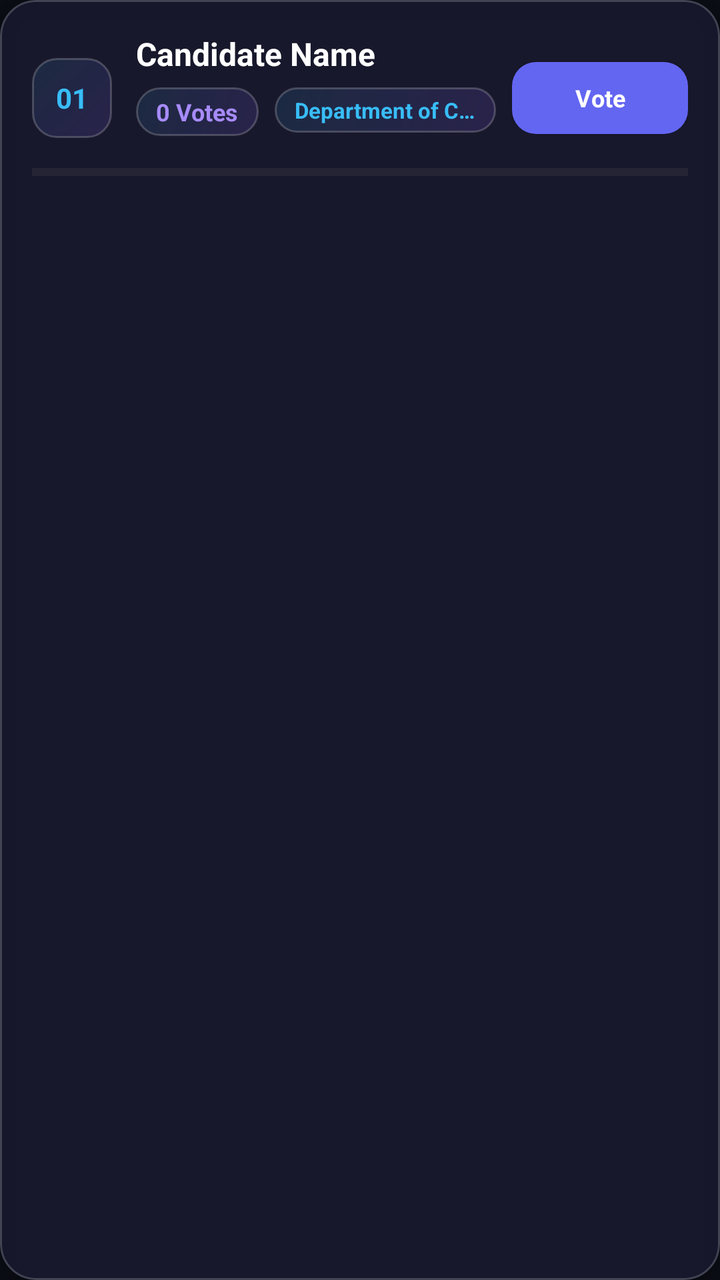
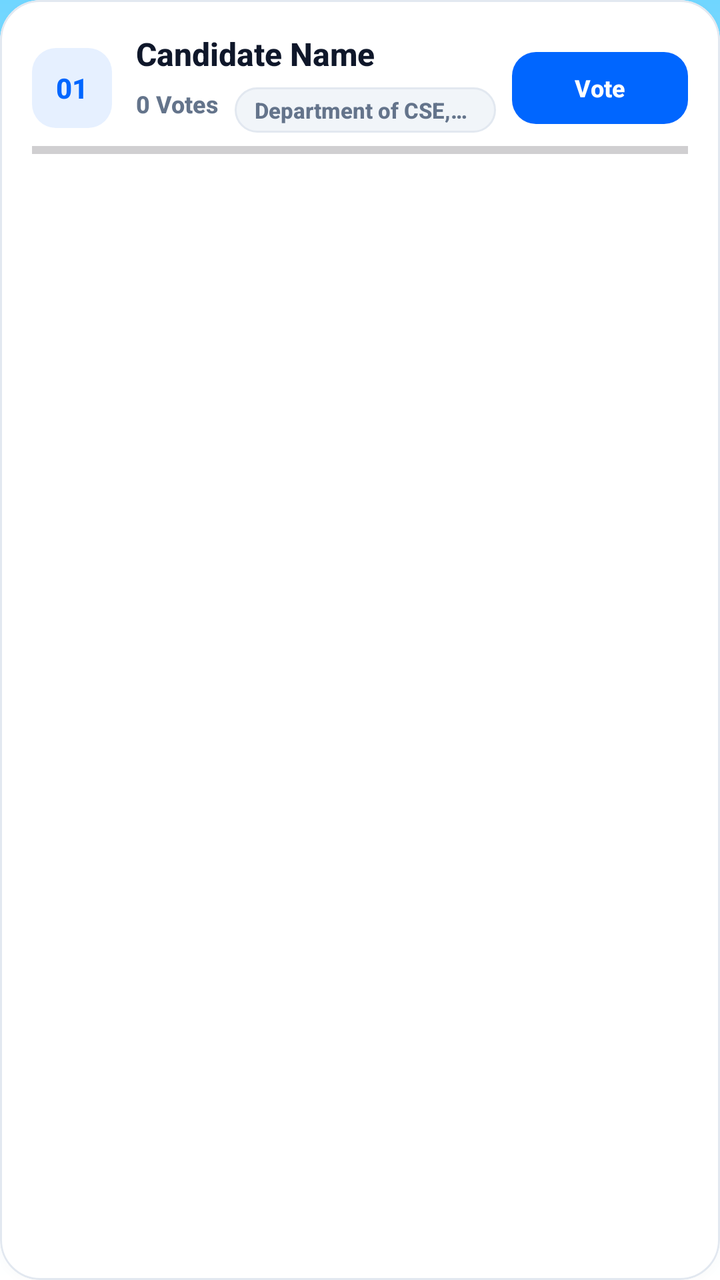

Before-and-after screenshots of an Android layout around one commit, followed by the original layout XML and the change that was made.
<!-- AndroidManifest.xml: application theme Theme.CRConnect -->
<!-- res/layout/item_candidate.xml -->
<?xml version="1.0" encoding="utf-8"?>
<com.google.android.material.card.MaterialCardView
    xmlns:android="http://schemas.android.com/apk/res/android"
    xmlns:app="http://schemas.android.com/apk/res-auto"
    xmlns:tools="http://schemas.android.com/tools"
    android:id="@+id/cardCandidateItem"
    android:layout_width="match_parent"
    android:layout_height="wrap_content"
    android:layout_marginBottom="12dp"
    android:hapticFeedbackEnabled="true"
    app:cardBackgroundColor="@color/glass_card"
    app:cardCornerRadius="18dp"
    app:cardElevation="6dp"
    app:strokeColor="#30FFFFFF"
    app:strokeWidth="1dp">

    <androidx.constraintlayout.widget.ConstraintLayout
        android:layout_width="match_parent"
        android:layout_height="wrap_content"
        android:padding="16dp">

        
        <TextView
            android:id="@+id/tvCandidateRank"
            android:layout_width="40dp"
            android:layout_height="40dp"
            android:background="@drawable/glass_badge_bg"
            android:gravity="center"
            android:text="01"
            android:textColor="#38BDF8"
            android:textSize="14sp"
            android:textStyle="bold"
            app:layout_constraintBottom_toTopOf="@id/pbCandidateVotes"
            app:layout_constraintStart_toStartOf="parent"
            app:layout_constraintTop_toTopOf="parent"
            tools:ignore="HardcodedText" />

        
        <TextView
            android:id="@+id/tvCandidateName"
            android:layout_width="0dp"
            android:layout_height="wrap_content"
            android:layout_marginStart="12dp"
            android:layout_marginEnd="12dp"
            android:ellipsize="end"
            android:singleLine="true"
            android:text="Candidate Name"
            android:textColor="#FFFFFF"
            android:textSize="16sp"
            android:textStyle="bold"
            app:layout_constraintEnd_toStartOf="@id/btnVoteCandidate"
            app:layout_constraintStart_toEndOf="@id/tvCandidateRank"
            app:layout_constraintTop_toTopOf="parent"
            tools:ignore="HardcodedText" />

        
        <TextView
            android:id="@+id/tvCandidateVotes"
            android:layout_width="wrap_content"
            android:layout_height="wrap_content"
            android:layout_marginStart="12dp"
            android:layout_marginTop="6dp"
            android:background="@drawable/glass_badge_bg"
            android:paddingHorizontal="10dp"
            android:paddingVertical="4dp"
            android:text="0 Votes"
            android:textColor="#A78BFA"
            android:textSize="12sp"
            android:textStyle="bold"
            app:layout_constraintStart_toEndOf="@id/tvCandidateRank"
            app:layout_constraintTop_toBottomOf="@id/tvCandidateName"
            tools:ignore="HardcodedText" />

        
        <TextView
            android:id="@+id/tvCandidateDept"
            android:layout_width="0dp"
            android:layout_height="wrap_content"
            android:layout_marginStart="8dp"
            android:layout_marginTop="6dp"
            android:layout_marginEnd="8dp"
            android:background="@drawable/glass_badge_bg"
            android:ellipsize="end"
            android:singleLine="true"
            android:paddingHorizontal="10dp"
            android:paddingVertical="4dp"
            android:text="Department of CSE, BUBT"
            android:textColor="#38BDF8"
            android:textSize="11sp"
            android:textStyle="bold"
            app:layout_constraintEnd_toStartOf="@id/btnVoteCandidate"
            app:layout_constraintStart_toEndOf="@id/tvCandidateVotes"
            app:layout_constraintTop_toBottomOf="@id/tvCandidateName"
            tools:ignore="HardcodedText" />

        
        <com.google.android.material.button.MaterialButton
            android:id="@+id/btnVoteCandidate"
            style="@style/Widget.Material3.Button.ElevatedButton"
            android:layout_width="wrap_content"
            android:layout_height="36dp"
            android:hapticFeedbackEnabled="true"
            android:insetTop="0dp"
            android:insetBottom="0dp"
            android:paddingHorizontal="16dp"
            android:text="Vote"
            android:textColor="#FFFFFF"
            android:textSize="12sp"
            android:textStyle="bold"
            app:backgroundTint="#6366F1"
            app:cornerRadius="12dp"
            app:layout_constraintBottom_toTopOf="@id/pbCandidateVotes"
            app:layout_constraintEnd_toEndOf="parent"
            app:layout_constraintTop_toTopOf="parent"
            tools:ignore="HardcodedText" />

        
        <com.google.android.material.button.MaterialButton
            android:id="@+id/btnDeleteCandidate"
            style="@style/Widget.Material3.Button.OutlinedButton"
            android:layout_width="wrap_content"
            android:layout_height="36dp"
            android:hapticFeedbackEnabled="true"
            android:insetTop="0dp"
            android:insetBottom="0dp"
            android:paddingHorizontal="12dp"
            android:text="Delete"
            android:textColor="#EF4444"
            android:textSize="12sp"
            android:textStyle="bold"
            android:visibility="gone"
            app:backgroundTint="@android:color/transparent"
            app:cornerRadius="12dp"
            app:layout_constraintBottom_toTopOf="@id/pbCandidateVotes"
            app:layout_constraintEnd_toEndOf="parent"
            app:layout_constraintTop_toTopOf="parent"
            app:strokeColor="#EF4444"
            app:strokeWidth="1dp"
            tools:ignore="HardcodedText" />

        
        <ProgressBar
            android:id="@+id/pbCandidateVotes"
            style="?android:attr/progressBarStyleHorizontal"
            android:layout_width="0dp"
            android:layout_height="8dp"
            android:layout_marginTop="14dp"
            android:backgroundTint="#222938"
            android:max="50"
            android:progress="0"
            android:progressTint="#A78BFA"
            app:layout_constraintBottom_toBottomOf="parent"
            app:layout_constraintEnd_toEndOf="parent"
            app:layout_constraintStart_toStartOf="parent"
            app:layout_constraintTop_toBottomOf="@id/tvCandidateVotes" />

    </androidx.constraintlayout.widget.ConstraintLayout>
</com.google.android.material.card.MaterialCardView>
<!-- resources referenced by this layout -->
<resources>
  <color name="glass_card">#CC161B26</color>
  <!-- drawable glass_badge_bg (drawable) -->
  <?xml version="1.0" encoding="utf-8"?>
  <shape xmlns:android="http://schemas.android.com/apk/res/android"
      android:shape="rectangle">
      <gradient
          android:angle="135"
          android:startColor="#268B5CF6"
          android:endColor="#1A38BDF8"
          android:type="linear"/>
      <stroke
          android:width="1dp"
          android:color="#33FFFFFF" />
      <corners android:radius="12dp" />
  </shape>
  <style name="Theme.CRConnect" parent="Base.Theme.CRConnect" />
  <style name="Base.Theme.CRConnect" parent="Theme.Material3.DayNight.NoActionBar">
          <item name="colorPrimary">@color/primary</item>
          <item name="colorSecondary">@color/secondary</item>
          <item name="android:windowBackground">@color/background</item>
          <item name="colorSurface">@color/surface</item>
          <item name="colorOnSurface">@color/text_primary</item>
          <item name="colorOnSurfaceVariant">@color/text_secondary</item>
          <item name="colorError">@color/error</item>
          <item name="android:fontFamily">sans-serif</item>
          <item name="fontFamily">sans-serif</item>
          <item name="android:windowActivityTransitions">true</item>
          <item name="android:navigationBarColor">@android:color/transparent</item>
          <item name="android:statusBarColor">@android:color/transparent</item>
          <item name="android:windowLightStatusBar" tools:targetApi="m">false</item>
          <item name="android:windowLightNavigationBar" tools:targetApi="o_mr1">false</item>
      </style>
  <color name="primary">#7C3AED</color>
  <color name="secondary">#A78BFA</color>
  <color name="background">#0A0D14</color>
  <color name="surface">#161B26</color>
  <color name="text_primary">#FFFFFF</color>
  <color name="text_secondary">#94A3B8</color>
  <color name="error">#7F1D1D</color>
</resources>

<!-- the commit's change to res/layout/item_candidate.xml (unified diff, before → after) -->
@@ -8,13 +8,17 @@
     android:layout_height="wrap_content"
     android:layout_marginBottom="12dp"
     android:hapticFeedbackEnabled="true"
-    app:cardBackgroundColor="@color/glass_card"
-    app:cardCornerRadius="18dp"
-    app:cardElevation="6dp"
-    app:strokeColor="#30FFFFFF"
-    app:strokeWidth="1dp">
+    app:cardBackgroundColor="#FFFFFF"
+    app:cardCornerRadius="20dp"
+    app:cardElevation="2dp"
+    app:strokeColor="#E2E8F0"
+    app:strokeWidth="1dp"
+    android:outlineAmbientShadowColor="#14000000"
+    android:outlineSpotShadowColor="#14000000"
+    tools:ignore="UnusedAttribute">
 
     <androidx.constraintlayout.widget.ConstraintLayout
+        android:id="@+id/layoutCandidateCardContent"
         android:layout_width="match_parent"
         android:layout_height="wrap_content"
         android:padding="16dp">
@@ -24,10 +28,10 @@
             android:id="@+id/tvCandidateRank"
             android:layout_width="40dp"
             android:layout_height="40dp"
-            android:background="@drawable/glass_badge_bg"
+            android:background="@drawable/bg_icon_badge"
             android:gravity="center"
             android:text="01"
-            android:textColor="#38BDF8"
+            android:textColor="#0066FF"
             android:textSize="14sp"
             android:textStyle="bold"
             app:layout_constraintBottom_toTopOf="@id/pbCandidateVotes"
@@ -45,11 +49,44 @@
             android:ellipsize="end"
             android:singleLine="true"
             android:text="Candidate Name"
-            android:textColor="#FFFFFF"
+            android:textColor="#0F172A"
             android:textSize="16sp"
             android:textStyle="bold"
             app:layout_constraintEnd_toStartOf="@id/btnVoteCandidate"
             app:layout_constraintStart_toEndOf="@id/tvCandidateRank"
+            app:layout_constraintTop_toTopOf="parent"
+            tools:ignore="HardcodedText" />
+
+        
+        <TextView
+            android:id="@+id/tvCandidateSubline"
+            android:layout_width="0dp"
+            android:layout_height="wrap_content"
+            android:layout_marginStart="12dp"
+            android:layout_marginTop="2dp"
+            android:layout_marginEnd="12dp"
+            android:ellipsize="end"
+            android:singleLine="true"
+            android:text="0 votes · Dept. of CSE"
+            android:textColor="#64748B"
+            android:textSize="12sp"
+            android:visibility="gone"
+            app:layout_constraintEnd_toStartOf="@id/btnVoteCandidate"
+            app:layout_constraintStart_toEndOf="@id/tvCandidateRank"
+            app:layout_constraintTop_toBottomOf="@id/tvCandidateName"
+            tools:ignore="HardcodedText" />
+
+        
+        <TextView
+            android:id="@+id/tvCandidatePct"
+            android:layout_width="wrap_content"
+            android:layout_height="wrap_content"
+            android:text="0%"
+            android:textColor="#0F172A"
+            android:textSize="18sp"
+            android:textStyle="bold"
+            android:visibility="gone"
+            app:layout_constraintEnd_toEndOf="parent"
             app:layout_constraintTop_toTopOf="parent"
             tools:ignore="HardcodedText" />
 
@@ -60,11 +97,8 @@
             android:layout_height="wrap_content"
             android:layout_marginStart="12dp"
             android:layout_marginTop="6dp"
-            android:background="@drawable/glass_badge_bg"
-            android:paddingHorizontal="10dp"
-            android:paddingVertical="4dp"
             android:text="0 Votes"
-            android:textColor="#A78BFA"
+            android:textColor="#64748B"
             android:textSize="12sp"
             android:textStyle="bold"
             app:layout_constraintStart_toEndOf="@id/tvCandidateRank"
@@ -79,13 +113,13 @@
             android:layout_marginStart="8dp"
             android:layout_marginTop="6dp"
             android:layout_marginEnd="8dp"
-            android:background="@drawable/glass_badge_bg"
+            android:background="@drawable/bg_chip_muted"
             android:ellipsize="end"
             android:singleLine="true"
             android:paddingHorizontal="10dp"
             android:paddingVertical="4dp"
             android:text="Department of CSE, BUBT"
-            android:textColor="#38BDF8"
+            android:textColor="#64748B"
             android:textSize="11sp"
             android:textStyle="bold"
             app:layout_constraintEnd_toStartOf="@id/btnVoteCandidate"
@@ -96,7 +130,6 @@
         
         <com.google.android.material.button.MaterialButton
             android:id="@+id/btnVoteCandidate"
-            style="@style/Widget.Material3.Button.ElevatedButton"
             android:layout_width="wrap_content"
             android:layout_height="36dp"
             android:hapticFeedbackEnabled="true"
@@ -107,7 +140,7 @@
             android:textColor="#FFFFFF"
             android:textSize="12sp"
             android:textStyle="bold"
-            app:backgroundTint="#6366F1"
+            app:backgroundTint="#0066FF"
             app:cornerRadius="12dp"
             app:layout_constraintBottom_toTopOf="@id/pbCandidateVotes"
             app:layout_constraintEnd_toEndOf="parent"
@@ -125,16 +158,16 @@
             android:insetBottom="0dp"
             android:paddingHorizontal="12dp"
             android:text="Delete"
-            android:textColor="#EF4444"
+            android:textColor="#B91C1C"
             android:textSize="12sp"
             android:textStyle="bold"
             android:visibility="gone"
-            app:backgroundTint="@android:color/transparent"
+            app:backgroundTint="#FEF2F2"
             app:cornerRadius="12dp"
             app:layout_constraintBottom_toTopOf="@id/pbCandidateVotes"
             app:layout_constraintEnd_toEndOf="parent"
             app:layout_constraintTop_toTopOf="parent"
-            app:strokeColor="#EF4444"
+            app:strokeColor="#FECACA"
             app:strokeWidth="1dp"
             tools:ignore="HardcodedText" />
 
@@ -143,12 +176,12 @@
             android:id="@+id/pbCandidateVotes"
             style="?android:attr/progressBarStyleHorizontal"
             android:layout_width="0dp"
-            android:layout_height="8dp"
-            android:layout_marginTop="14dp"
-            android:backgroundTint="#222938"
+            android:layout_height="6dp"
+            android:layout_marginTop="12dp"
+            android:backgroundTint="#E2E8F0"
             android:max="50"
             android:progress="0"
-            android:progressTint="#A78BFA"
+            android:progressTint="#0066FF"
             app:layout_constraintBottom_toBottomOf="parent"
             app:layout_constraintEnd_toEndOf="parent"
             app:layout_constraintStart_toStartOf="parent"
<!-- resource entries referenced after the edit -->
@@ -1,43 +1,54 @@
 <!-- resources referenced by this layout -->
 <resources>
-  <color name="glass_card">#CC161B26</color>
-  <!-- drawable glass_badge_bg (drawable) -->
+  <!-- drawable bg_chip_muted (drawable) -->
+  <?xml version="1.0" encoding="utf-8"?>
+  <shape xmlns:android="http://schemas.android.com/apk/res/android"
+      android:shape="rectangle">
+      <solid android:color="#F1F5F9" />
+      <corners android:radius="999dp" />
+      <stroke android:width="1dp" android:color="#E2E8F0" />
+  </shape>
+  <!-- drawable bg_icon_badge (drawable) -->
+  <?xml version="1.0" encoding="utf-8"?>
+  <shape xmlns:android="http://schemas.android.com/apk/res/android"
+      android:shape="rectangle">
+      <solid android:color="#E6F0FF"/>
+      <corners android:radius="12dp"/>
+  </shape>
+  <style name="Theme.CRConnect" parent="Base.Theme.CRConnect" />
+  <style name="Base.Theme.CRConnect" parent="Theme.Material3.DayNight.NoActionBar">
+          <item name="colorPrimary">@color/primary</item>
+          <item name="colorSecondary">@color/primary_pressed</item>
+          <item name="android:windowBackground">@drawable/bg_gradient</item>
+          <item name="colorSurface">@color/card_bg</item>
+          <item name="elevationOverlayEnabled">false</item>
+          <item name="colorOnSurface">@color/title_text</item>
+          <item name="colorOnSurfaceVariant">@color/muted_text</item>
+          <item name="colorError">@color/error_red</item>
+          <item name="android:fontFamily">sans-serif-medium</item>
+          <item name="fontFamily">sans-serif-medium</item>
+          <item name="android:windowActivityTransitions">true</item>
+          <item name="android:navigationBarColor">@android:color/transparent</item>
+          <item name="android:statusBarColor">@android:color/transparent</item>
+          <item name="android:windowLightStatusBar" tools:targetApi="m">true</item>
+          <item name="android:windowLightNavigationBar" tools:targetApi="o_mr1">true</item>
+      </style>
+  <color name="primary">#0066FF</color>
+  <color name="primary_pressed">#0052CC</color>
+  <!-- drawable bg_gradient (drawable) -->
   <?xml version="1.0" encoding="utf-8"?>
   <shape xmlns:android="http://schemas.android.com/apk/res/android"
       android:shape="rectangle">
       <gradient
-          android:angle="135"
-          android:startColor="#268B5CF6"
-          android:endColor="#1A38BDF8"
-          android:type="linear"/>
-      <stroke
-          android:width="1dp"
-          android:color="#33FFFFFF" />
-      <corners android:radius="12dp" />
+          android:angle="270"
+          android:startColor="#70D6FF"
+          android:centerColor="#C2EFFF"
+          android:endColor="#FFFFFF"
+          android:type="linear" />
   </shape>
-  <style name="Theme.CRConnect" parent="Base.Theme.CRConnect" />
-  <style name="Base.Theme.CRConnect" parent="Theme.Material3.DayNight.NoActionBar">
-          <item name="colorPrimary">@color/primary</item>
-          <item name="colorSecondary">@color/secondary</item>
-          <item name="android:windowBackground">@color/background</item>
-          <item name="colorSurface">@color/surface</item>
-          <item name="colorOnSurface">@color/text_primary</item>
-          <item name="colorOnSurfaceVariant">@color/text_secondary</item>
-          <item name="colorError">@color/error</item>
-          <item name="android:fontFamily">sans-serif</item>
-          <item name="fontFamily">sans-serif</item>
-          <item name="android:windowActivityTransitions">true</item>
-          <item name="android:navigationBarColor">@android:color/transparent</item>
-          <item name="android:statusBarColor">@android:color/transparent</item>
-          <item name="android:windowLightStatusBar" tools:targetApi="m">false</item>
-          <item name="android:windowLightNavigationBar" tools:targetApi="o_mr1">false</item>
-      </style>
-  <color name="primary">#7C3AED</color>
-  <color name="secondary">#A78BFA</color>
-  <color name="background">#0A0D14</color>
-  <color name="surface">#161B26</color>
-  <color name="text_primary">#FFFFFF</color>
-  <color name="text_secondary">#94A3B8</color>
-  <color name="error">#7F1D1D</color>
+  <color name="card_bg">#FFFFFF</color>
+  <color name="title_text">#0F172A</color>
+  <color name="muted_text">#64748B</color>
+  <color name="error_red">#DC2626</color>
 </resources>
 
